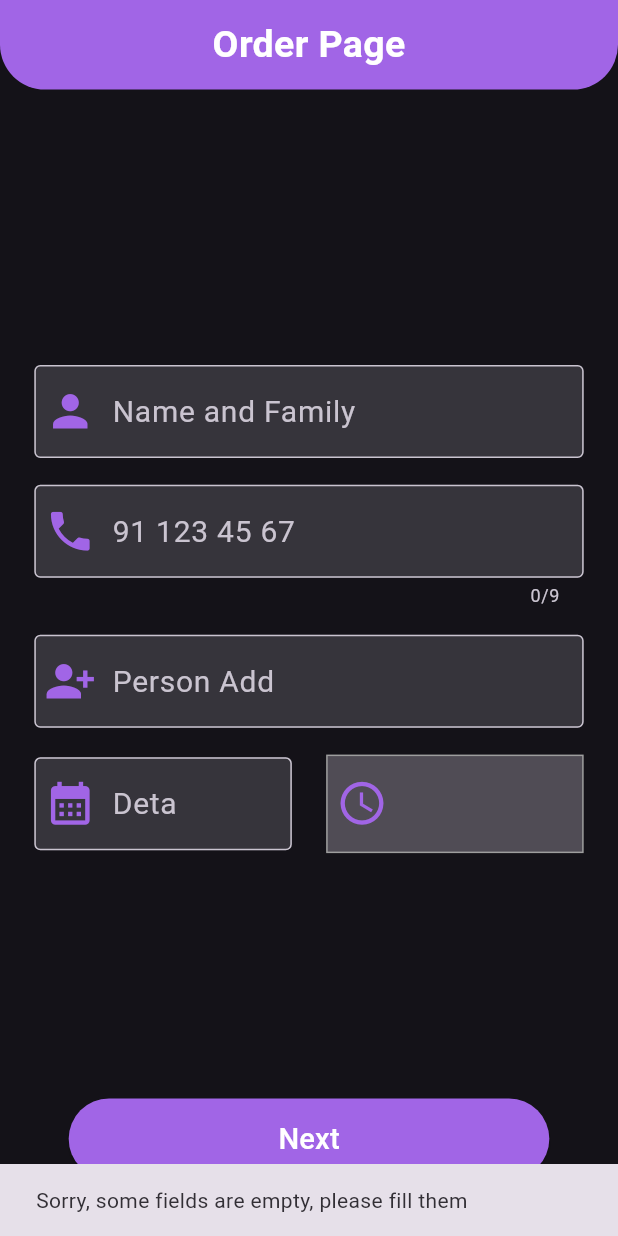
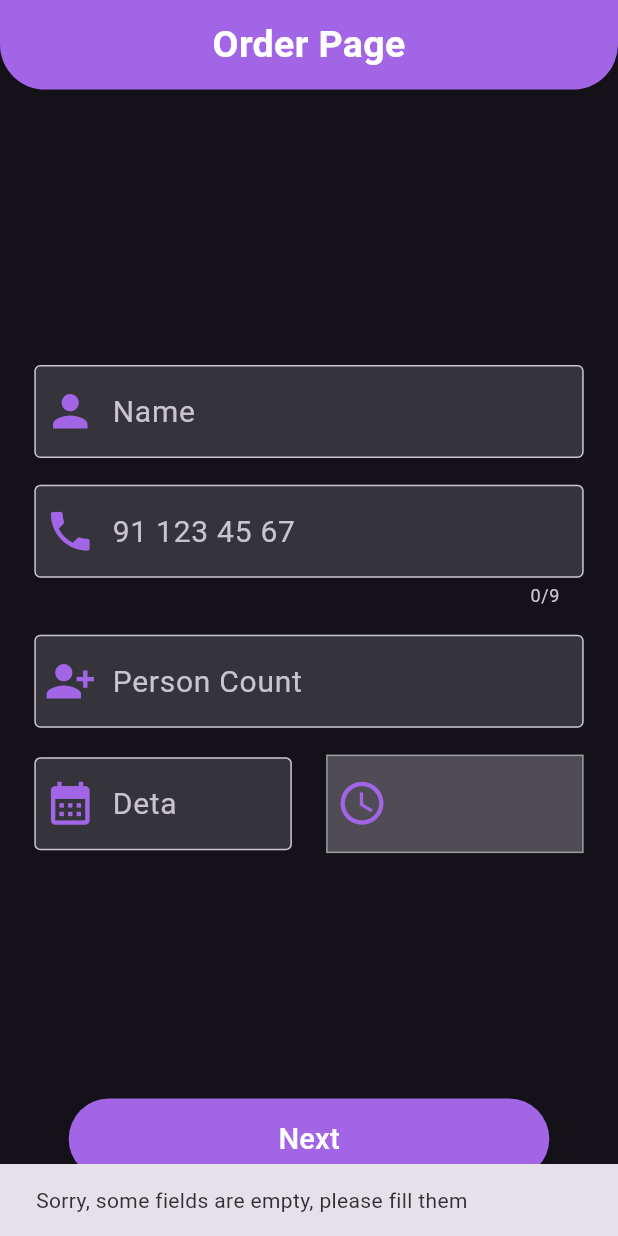
Before and after one commit to boybola021/restuaurant_app, a Flutter app: the OrderedPage screen opened directly with empty values, after a tap on "Next", on a phone screen of 412 x 824 dp. Run offline on Flutter 3.47's test engine with Material 2 defaults, Android fonts, the phone set to English and light mode, and no system bars; our stand-ins replace bloc, carousel_slider, connectivity_plus, equatable, firebase_auth, firebase_core and 8 more; missing offline and left inert: cube_transition_plus; accounts and stored records are empty.

Commit message:
commit: 5

```diff
--- a/lib/screens/cart_page.dart
+++ b/lib/screens/cart_page.dart
@@ -24,7 +24,7 @@ class ShopPage extends StatelessWidget {
         builder: (context, state) {
           if (state.item.isNotEmpty) {
             return ListView(
-              padding:  EdgeInsets.symmetric(horizontal: 20.w,vertical: 15.h),
+              padding:  EdgeInsets.symmetric(horizontal: 15.w,vertical: 15.h),
               children: [
                 CustomShopPageProducts(item: state.item,),
                 SizedBox(height: 50.h,),
--- a/lib/screens/order_page.dart
+++ b/lib/screens/order_page.dart
@@ -140,8 +140,7 @@ class _OrderedPageState extends State<OrderedPage> with RestorationMixin {
       KTScaffoldMessage.scaffoldMessage(context, CustomString.fieldEmpty);
       return;
     } if(int.parse(controllerPersonCount.text) > 100 ||
-        int.parse(controllerPersonCount.text) < 0 ||
-        controllerName.text.length < 10 ||
+        controllerName.text.length < 2 ||
        controllerPhone.text.length < 9
     ){
       KTScaffoldMessage.scaffoldMessage(context, CustomString.nameOrPerson);
@@ -226,14 +225,15 @@ class _OrderedPageState extends State<OrderedPage> with RestorationMixin {
                     height: 15.h,
                   ),
 
-                  /// #Person Add
+                  /// #Person Count
                   CustomTextFieldOrderPage(
                     onSubmitted: (text) {
                       if (int.parse(text) > 0 &&
-                          int.parse(text) < 100 &&
+                          int.parse(text) <= 100 &&
                           text.isNotEmpty) {
                         controllerPersonCount.text = text;
                       } else {
+                        print("person count");
                         KTScaffoldMessage.scaffoldMessage(
                             context, CustomString.addNumberPeople);
                         controllerPersonCount.text = '';
--- a/lib/screens/restaurant_about_page.dart
+++ b/lib/screens/restaurant_about_page.dart
@@ -54,7 +54,9 @@ class _RestaurantAboutPageState extends State<RestaurantAboutPage> {
       ),
       body: ListView(
         children: [
-          SizedBox(child: Lottie.asset("assets/lottie/Animation - 1698229379599.json")),
+          SizedBox(
+              child: Lottie.asset("assets/lottie/Animation - 1698229379599.json"),
+          ),
           Padding(
             padding:  EdgeInsets.symmetric(horizontal: 20.w),
             child: Row(
--- a/lib/services/strings.dart
+++ b/lib/services/strings.dart
@@ -59,9 +59,9 @@ abstract class CustomString{
 static const String phone = "91 123 45 67";
 static const String calendar = "Deta";
 static const String time = "Time";
-static const String personAdd = "Person Add";
-static const String nameFamily= "Name and Family";
-static const String addNumberPeople = "Add the number of people,exp: 1 - 50";
+static const String personAdd = "Person Count";
+static const String nameFamily= "Name";
+static const String addNumberPeople = "Add the number of people,exp: 1 - 100";
 static const String addNumberMessage = "You entered the wrong number, please try again. exm: 91 123 45 67";
 static const String forgetPasswordText = "Forgot password ?";
 static const String forgotPasswordAppBar = "Forgot password";
--- a/lib/services/utils.dart
+++ b/lib/services/utils.dart
@@ -2,7 +2,7 @@ sealed class Utils {
   static bool regexName(String text) => RegExp("^[a-z A-Z]{4,}").hasMatch(text.trim());
 
  static bool regexNameFamily(String text) =>
-      RegExp("^[a-z A-Z]{10,}").hasMatch(text.trim());
+      RegExp("^[a-z A-Z]{3,}").hasMatch(text.trim());
 
   static bool regexPhone(String text) =>
       RegExp(r"^\d{9}$").hasMatch(text.trim());
--- a/lib/views/shop_app_detail_view/custom_shop_products.dart
+++ b/lib/views/shop_app_detail_view/custom_shop_products.dart
@@ -53,7 +53,7 @@ class CustomShopPageProducts extends StatelessWidget {
                         ),
                         SizedBox(width: 20.w,),
                         Text(
-                          items.total.toStringAsFixed(2),
+                          items.total.toStringAsFixed(0),
                           style: const TextStyle(fontSize: 20),
                         ),
                       ],
```
Also changed, not shown: lib/screens/google_map_page.dart (+0 -7 lines), lib/screens/history_page.dart (+4 -4 lines).
